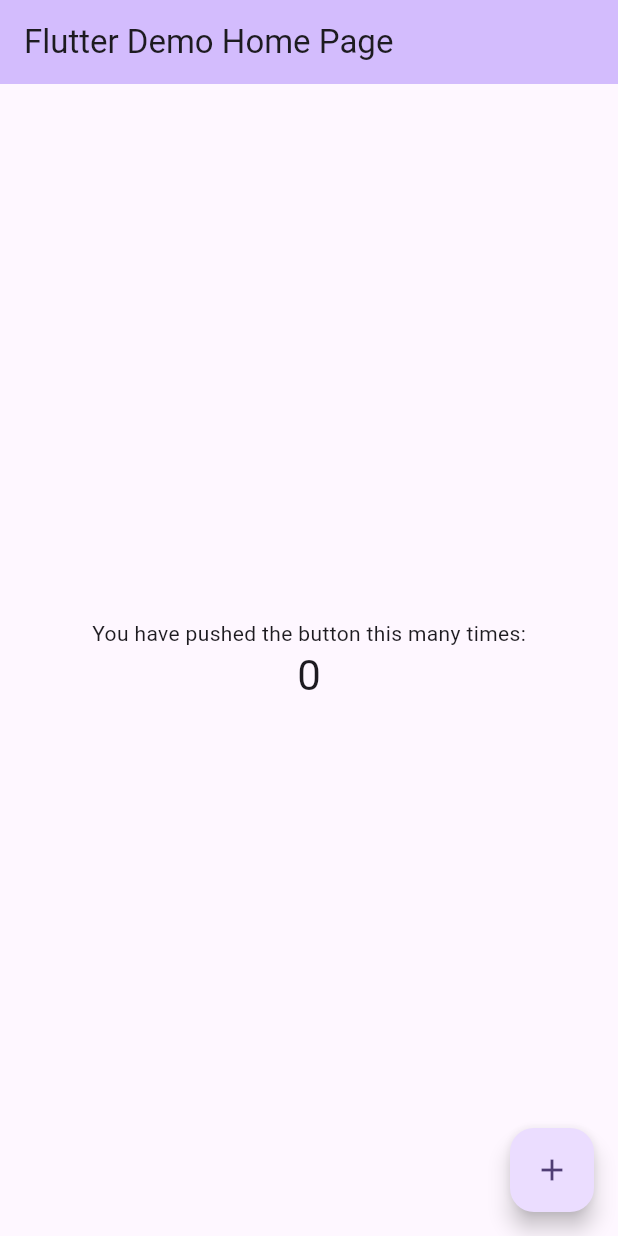
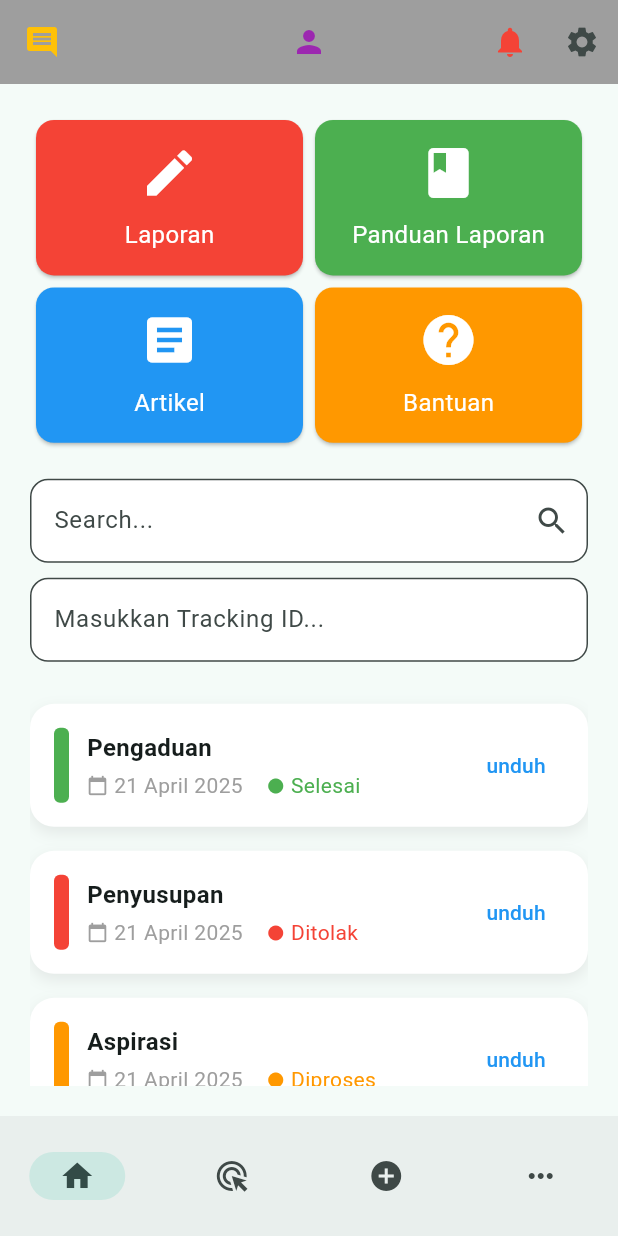
Before and after one commit to LuthfiDelvian/jaga_app, a Flutter app: the screen it shows after launch, on a phone screen of 412 x 824 dp. Run offline on Flutter 3.47's test engine with Material 3 defaults, Android fonts, the phone set to English and light mode, and no system bars.

Commit message:
Home Page

```diff
--- /dev/null
+++ b/lib/data/constants.dart
@@ -0,0 +1,16 @@
+import 'package:flutter/material.dart';
+
+class KConstants{
+  static const String themeModeKey = 'themeModeKey';
+}
+
+class KTextStyle{
+  static const TextStyle titleTealText = TextStyle(
+    color: Colors.teal,
+    fontSize: 18.0,
+    fontWeight: FontWeight.bold,
+  );
+  static const TextStyle descriptionText = TextStyle(
+    fontSize: 16.0,
+  );
+}
--- /dev/null
+++ b/lib/data/notifiers.dart
@@ -0,0 +1,4 @@
+import 'package:flutter/material.dart';
+
+ValueNotifier<int> selectedPageNotifier = ValueNotifier(0);
+ValueNotifier<bool> isDarkModeNotifier = ValueNotifier(false);
--- a/lib/main.dart
+++ b/lib/main.dart
@@ -1,122 +1,45 @@
 import 'package:flutter/material.dart';
+import 'package:jaga_app/data/notifiers.dart';
+import 'package:jaga_app/views/widget_tree.dart';
 
 void main() {
   runApp(const MyApp());
 }
 
-class MyApp extends StatelessWidget {
+class MyApp extends StatefulWidget {
   const MyApp({super.key});
 
-  // This widget is the root of your application.
   @override
-  Widget build(BuildContext context) {
-    return MaterialApp(
-      title: 'Flutter Demo',
-      theme: ThemeData(
-        // This is the theme of your application.
-        //
-        // TRY THIS: Try running your application with "flutter run". You'll see
-        // the application has a purple toolbar. Then, without quitting the app,
-        // try changing the seedColor in the colorScheme below to Colors.green
-        // and then invoke "hot reload" (save your changes or press the "hot
-        // reload" button in a Flutter-supported IDE, or press "r" if you used
-        // the command line to start the app).
-        //
-        // Notice that the counter didn't reset back to zero; the application
-        // state is not lost during the reload. To reset the state, use hot
-        // restart instead.
-        //
-        // This works for code too, not just values: Most code changes can be
-        // tested with just a hot reload.
-        colorScheme: ColorScheme.fromSeed(seedColor: Colors.deepPurple),
-      ),
-      home: const MyHomePage(title: 'Flutter Demo Home Page'),
-    );
-  }
+  State<MyApp> createState() => _MyAppState();
 }
 
-class MyHomePage extends StatefulWidget {
-  const MyHomePage({super.key, required this.title});
+class _MyAppState extends State<MyApp> {
+  @override
+  void initState() {
+    initThemeMode();
+    super.initState();
+  }
 
-  // This widget is the home page of your application. It is stateful, meaning
-  // that it has a State object (defined below) that contains fields that affect
-  // how it looks.
-
-  // This class is the configuration for the state. It holds the values (in this
-  // case the title) provided by the parent (in this case the App widget) and
-  // used by the build method of the State. Fields in a Widget subclass are
-  // always marked "final".
-
-  final String title;
-
-  @override
-  State<MyHomePage> createState() => _MyHomePageState();
-}
-
-class _MyHomePageState extends State<MyHomePage> {
-  int _counter = 0;
-
-  void _incrementCounter() {
-    setState(() {
-      // This call to setState tells the Flutter framework that something has
-      // changed in this State, which causes it to rerun the build method below
-      // so that the display can reflect the updated values. If we changed
-      // _counter without calling setState(), then the build method would not be
-      // called again, and so nothing would appear to happen.
-      _counter++;
-    });
+  void initThemeMode() async {
+    isDarkModeNotifier.value = false;
   }
 
   @override
   Widget build(BuildContext context) {
-    // This method is rerun every time setState is called, for instance as done
-    // by the _incrementCounter method above.
-    //
-    // The Flutter framework has been optimized to make rerunning build methods
-    // fast, so that you can just rebuild anything that needs updating rather
-    // than having to individually change instances of widgets.
-    return Scaffold(
-      appBar: AppBar(
-        // TRY THIS: Try changing the color here to a specific color (to
-        // Colors.amber, perhaps?) and trigger a hot reload to see the AppBar
-        // change color while the other colors stay the same.
-        backgroundColor: Theme.of(context).colorScheme.inversePrimary,
-        // Here we take the value from the MyHomePage object that was created by
-        // the App.build method, and use it to set our appbar title.
-        title: Text(widget.title),
-      ),
-      body: Center(
-        // Center is a layout widget. It takes a single child and positions it
-        // in the middle of the parent.
-        child: Column(
-          // Column is also a layout widget. It takes a list of children and
-          // arranges them vertically. By default, it sizes itself to fit its
-          // children horizontally, and tries to be as tall as its parent.
-          //
-          // Column has various properties to control how it sizes itself and
-          // how it positions its children. Here we use mainAxisAlignment to
-          // center the children vertically; the main axis here is the vertical
-          // axis because Columns are vertical (the cross axis would be
-          // horizontal).
-          //
-          // TRY THIS: Invoke "debug painting" (choose the "Toggle Debug Paint"
-          // action in the IDE, or press "p" in the console), to see the
-          // wireframe for each widget.
-          mainAxisAlignment: MainAxisAlignment.center,
-          children: <Widget>[
-            const Text('You have pushed the button this many times:'),
-            Text(
-              '$_counter',
-              style: Theme.of(context).textTheme.headlineMedium,
+    return ValueListenableBuilder(
+      valueListenable: isDarkModeNotifier,
+      builder: (context, isDarkMode, child) {
+        return MaterialApp(
+          debugShowCheckedModeBanner: false,
+          theme: ThemeData(
+            colorScheme: ColorScheme.fromSeed(
+              seedColor: Colors.teal,
+              brightness: isDarkMode ? Brightness.dark : Brightness.light,
             ),
-          ],
-        ),
-      ),
-      floatingActionButton: FloatingActionButton(
-        onPressed: _incrementCounter,
-        tooltip: 'Increment',
-        child: const Icon(Icons.add),
-      ), // This trailing comma makes auto-formatting nicer for build methods.
+          ),
+          home: WidgetTree(),
+        );
+      },
     );
   }
 }
--- /dev/null
+++ b/lib/views/pages/home_page.dart
@@ -0,0 +1,156 @@
+import 'package:flutter/material.dart';
+
+class HomePage extends StatelessWidget {
+  const HomePage({super.key});
+
+  @override
+  Widget build(BuildContext context) {
+    return Padding(
+      padding: EdgeInsets.all(20.0),
+      child: SingleChildScrollView(
+        child: Column(
+          children: [
+            GridView.count(
+              crossAxisCount: 2,
+              childAspectRatio: 2 / 1.2,
+              shrinkWrap: true,
+              physics: NeverScrollableScrollPhysics(),
+              children: [
+                _buildCard(context, Colors.red, Icons.edit, 'Laporan'),
+                _buildCard(context, Colors.green, Icons.book, 'Panduan Laporan'),
+                _buildCard(context, Colors.blue, Icons.article, 'Artikel'),
+                _buildCard(context, Colors.orange, Icons.help, 'Bantuan'),
+              ],
+            ),
+            SizedBox(height: 20),
+            TextField(
+              decoration: InputDecoration(
+                hintText: 'Search...',
+                suffixIcon: Icon(Icons.search),
+                border: OutlineInputBorder(
+                  borderRadius: BorderRadius.circular(12),
+                ),
+                filled: true,
+                fillColor: Colors.white,
+              ),
+            ),
+            SizedBox(height: 10),
+            TextField(
+              decoration: InputDecoration(
+                hintText: 'Masukkan Tracking ID...',
+                border: OutlineInputBorder(
+                  borderRadius: BorderRadius.circular(12),
+                ),
+                filled: true,
+                fillColor: Colors.white,
+              ),
+            ),
+            const SizedBox(height: 20),
+            _statusCard('Pengaduan', '21 April 2025', 'Selesai', Colors.green),
+            _statusCard('Penyusupan', '21 April 2025', 'Ditolak', Colors.red),
+            _statusCard('Aspirasi', '21 April 2025', 'Diproses', Colors.orange),
+          ],
+        ),
+      ),
+    );
+  }
+}
+
+Widget _buildCard(
+  BuildContext context,
+  Color color,
+  IconData icon,
+  String title,
+) {
+  return Card(
+    color: color,
+    child: InkWell(
+      onTap: () {}, // Add your onTap functionality here
+      child: Center(
+        child: Column(
+          mainAxisAlignment: MainAxisAlignment.center,
+          children: [
+            Icon(icon, size: 40, color: Colors.white),
+            SizedBox(height: 10),
+            Text(title, style: TextStyle(color: Colors.white, fontSize: 16)),
+          ],
+        ),
+      ),
+    ),
+  );
+}
+
+Widget _statusCard(
+  String title,
+  String date,
+  String status,
+  Color statusColor,
+) {
+  return Container(
+    margin: const EdgeInsets.symmetric(vertical: 8),
+    padding: const EdgeInsets.all(16),
+    decoration: BoxDecoration(
+      color: Colors.white,
+      borderRadius: BorderRadius.circular(16),
+      boxShadow: [
+        BoxShadow(
+          color: Colors.grey.withOpacity(0.2),
+          blurRadius: 8,
+          offset: const Offset(0, 4),
+        ),
+      ],
+    ),
+    child: Row(
+      children: [
+        // Status icon
+        Container(
+          width: 10,
+          height: 50,
+          decoration: BoxDecoration(
+            color: statusColor,
+            borderRadius: BorderRadius.circular(4),
+          ),
+        ),
+        const SizedBox(width: 12),
+
+        // Title and date/status
+        Expanded(
+          child: Column(
+            crossAxisAlignment: CrossAxisAlignment.start,
+            children: [
+              Text(
+                title,
+                style: const TextStyle(
+                  fontSize: 16,
+                  fontWeight: FontWeight.bold,
+                ),
+              ),
+              const SizedBox(height: 4),
+              Row(
+                children: [
+                  const Icon(
+                    Icons.calendar_today,
+                    size: 14,
+                    color: Colors.grey,
+                  ),
+                  const SizedBox(width: 4),
+                  Text(date, style: const TextStyle(color: Colors.grey)),
+                  const SizedBox(width: 16),
+                  Icon(Icons.circle, size: 12, color: statusColor),
+                  const SizedBox(width: 4),
+                  Text(status, style: TextStyle(color: statusColor)),
+                ],
+              ),
+            ],
+          ),
+        ),
+
+        // Action text
+        TextButton(
+          onPressed: () {},
+          child: const Text('unduh', style: TextStyle(color: Colors.blue)),
+        ),
+      ],
+    ),
+  );
+}
--- /dev/null
+++ b/lib/views/widget_tree.dart
@@ -0,0 +1,40 @@
+import 'package:flutter/material.dart';
+import 'package:jaga_app/data/notifiers.dart';
+import 'package:jaga_app/views/pages/home_page.dart';
+import 'package:jaga_app/views/widgets/navbar_widget.dart';
+
+List<Widget> pages = [HomePage()];
+
+class WidgetTree extends StatelessWidget {
+  const WidgetTree({super.key});
+
+  @override
+  Widget build(BuildContext context) {
+    return Scaffold(
+      appBar: AppBar(
+        leading: IconButton(
+          icon: Icon(Icons.comment),
+          color: Colors.amber,
+          onPressed: () {},
+        ),
+        title: Icon(Icons.person, color: Colors.purple),
+        centerTitle: true,
+        actions: [
+          IconButton(
+            icon: Icon(Icons.notifications, color: Colors.red),
+            onPressed: () {},
+          ),
+          IconButton(icon: Icon(Icons.settings), onPressed: () {}),
+        ],
+        backgroundColor: Colors.grey,
+      ),
+      body: ValueListenableBuilder(
+        valueListenable: selectedPageNotifier,
+        builder: (context, selectedPage, child) {
+          return pages.elementAt(selectedPage);
+        },
+      ),
+      bottomNavigationBar: NavbarWidget(),
+    );
+  }
+}
--- /dev/null
+++ b/lib/views/widgets/navbar_widget.dart
@@ -0,0 +1,28 @@
+import 'package:flutter/material.dart';
+import 'package:jaga_app/data/notifiers.dart';
+
+class NavbarWidget extends StatelessWidget {
+  const NavbarWidget({super.key});
+
+  @override
+  Widget build(BuildContext context) {
+    return ValueListenableBuilder(
+      valueListenable: selectedPageNotifier,
+      builder: (context, selectedPage, child) {
+        return NavigationBar(
+          labelBehavior: NavigationDestinationLabelBehavior.alwaysHide,
+          destinations: [
+            NavigationDestination(icon: Icon(Icons.home), label: 'home'),
+            NavigationDestination(icon: Icon(Icons.ads_click), label: 'articles'),
+            NavigationDestination(icon: Icon(Icons.add_circle), label: 'lapor'),
+            NavigationDestination(icon: Icon(Icons.more_horiz_rounded), label: 'more'),
+          ],
+          onDestinationSelected: (int value) {
+            selectedPageNotifier.value = value;
+          },
+          selectedIndex: selectedPage,
+        );
+      },
+    );
+  }
+}
--- a/pubspec.yaml
+++ b/pubspec.yaml
@@ -34,6 +34,9 @@ dependencies:
   # The following adds the Cupertino Icons font to your application.
   # Use with the CupertinoIcons class for iOS style icons.
   cupertino_icons: ^1.0.8
+  shared_preferences: ^2.5.3
+  flutter_launcher_icons: ^0.14.3
+
 
 dev_dependencies:
   flutter_test:
@@ -59,8 +62,7 @@ flutter:
 
   # To add assets to your application, add an assets section, like this:
   # assets:
-  #   - images/a_dot_burr.jpeg
-  #   - images/a_dot_ham.jpeg
+  #   - assets/images
 
   # An image asset can refer to one or more resolution-specific "variants", see
   # https://flutter.dev/to/resolution-aware-images
```
Also changed, not shown: assets/images/Capture.PNG (added), pubspec.lock, 1 other file.
